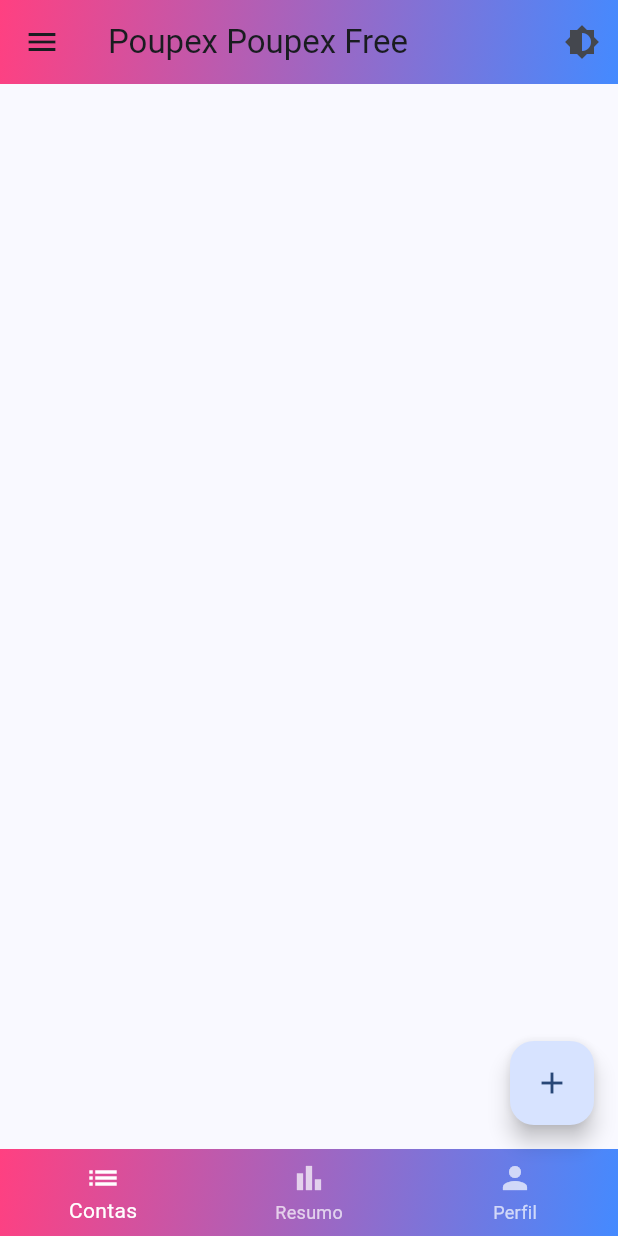
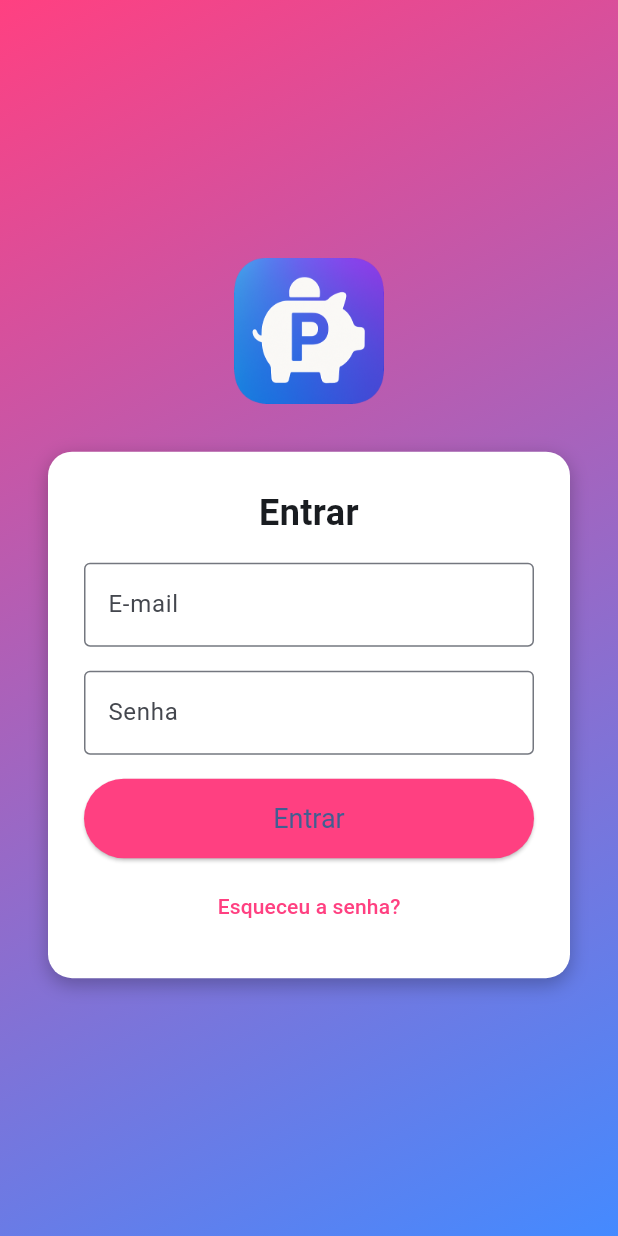
Before and after one commit to ErikMazzuco/projeto-final-coimbra, a Flutter app: the screen it shows after launch, on a phone screen of 412 x 824 dp. Run offline on Flutter 3.47's test engine with Material 3 defaults, Android fonts, the light colour scheme and no system bars.

Commit message:
Login Page and QUIT BUTTON

```diff
--- a/lib/app.dart
+++ b/lib/app.dart
@@ -1,11 +1,11 @@
 import 'package:flutter/material.dart';
 import 'models/flavor_config.dart';
 import 'pages/home_page.dart';
+import 'pages/login_page.dart';
 
 class PoupexApp extends StatefulWidget {
   final FlavorConfig flavorConfig;
   const PoupexApp({super.key, required this.flavorConfig});
-
 
   @override
   State<PoupexApp> createState() => _PoupexAppState();
@@ -13,6 +13,19 @@
 
 class _PoupexAppState extends State<PoupexApp> {
   bool _isDarkMode = false;
+  bool _isLoggedIn = false;
+
+  void _toggleTheme() {
+    setState(() {
+      _isDarkMode = !_isDarkMode;
+    });
+  }
+
+  void _login() {
+    setState(() {
+      _isLoggedIn = true;
+    });
+  }
 
   @override
   Widget build(BuildContext context) {
@@ -32,13 +45,17 @@
           brightness: Brightness.dark,
         ),
       ),
-      home: MyHomePage(
-        onToggleTheme: () {
+      home: _isLoggedIn
+    ? MyHomePage(
+        onToggleTheme: _toggleTheme,
+        onLogout: () {
           setState(() {
-            _isDarkMode = !_isDarkMode;
+            _isLoggedIn = false;
           });
-        }, flavorConfig: FlavorConfig(),
-      ),
+        },
+        flavorConfig: widget.flavorConfig,
+      )
+    : LoginPage(onLogin: _login),
     );
   }
 }
--- a/lib/pages/home_page.dart
+++ b/lib/pages/home_page.dart
@@ -4,8 +4,9 @@
 class MyHomePage extends StatefulWidget {
   final VoidCallback onToggleTheme;
   final FlavorConfig flavorConfig;
+  final VoidCallback onLogout;
 
-  const MyHomePage({super.key, required this.onToggleTheme, required this.flavorConfig});
+  const MyHomePage({super.key, required this.onToggleTheme, required this.onLogout, required this.flavorConfig});
 
   @override
   State<MyHomePage> createState() => _MyHomePageState(flavorConfig: flavorConfig);
@@ -103,22 +104,30 @@
     decoration: BoxDecoration(gradient: _gradient),
     child: Column(
       children: [
-        const UserAccountsDrawerHeader(
-          decoration: BoxDecoration(color: Colors.transparent),
-          currentAccountPicture: CircleAvatar(
-            backgroundImage: NetworkImage('https://avatars.githubusercontent.com/u/98659687?v=4'),
+        // Perfil com botão de sair embutido
+        UserAccountsDrawerHeader(
+          decoration: const BoxDecoration(color: Colors.transparent),
+          currentAccountPicture: const CircleAvatar(
+            backgroundImage: AssetImage('assets/icon/icon.png'),
           ),
-          accountName: Text(
+          accountName: const Text(
             'Erik Mazzuco',
             style: TextStyle(fontSize: 18, fontWeight: FontWeight.bold),
           ),
-          accountEmail: Text(
+          accountEmail: const Text(
             'erik.mazzuco@email.com',
             style: TextStyle(fontSize: 14),
           ),
+          otherAccountsPictures: [
+            IconButton(
+              icon: const Icon(Icons.logout, color: Colors.white),
+              tooltip: 'Sair',
+              onPressed: widget.onLogout,
+            ),
+          ],
         ),
 
-        // Menu principal
+        // Menu
         const ListTile(
           leading: Icon(Icons.home, color: Colors.white),
           title: Text('Início', style: TextStyle(color: Colors.white)),
@@ -132,28 +141,18 @@
           title: Text('Configurações', style: TextStyle(color: Colors.white)),
         ),
 
-        const Spacer(), // empurra o restante para baixo
+        const Spacer(),
 
         const Divider(color: Colors.white54),
-
         Padding(
           padding: const EdgeInsets.all(16.0),
           child: Column(
-            children: [
-              Text(
-                'Poupex App',
-                style: TextStyle(color: Colors.white, fontWeight: FontWeight.bold),
-              ),
+            children: const [
+              Text('Poupex App', style: TextStyle(color: Colors.white, fontWeight: FontWeight.bold)),
               SizedBox(height: 4),
-              Text(
-                'Versão 1.0.0',
-                style: TextStyle(color: Colors.white70, fontSize: 12),
-              ),
+              Text('Versão 1.0.0', style: TextStyle(color: Colors.white70, fontSize: 12)),
               SizedBox(height: 4),
-              Text(
-                '© 2025 Poupex',
-                style: TextStyle(color: Colors.white70, fontSize: 12),
-              ),
+              Text('© 2025 Poupex', style: TextStyle(color: Colors.white70, fontSize: 12)),
             ],
           ),
         ),
@@ -161,6 +160,7 @@
     ),
   ),
 ),
+
 
 
       body: _buildBody(),
--- /dev/null
+++ b/lib/pages/login_page.dart
@@ -0,0 +1,108 @@
+import 'package:flutter/material.dart';
+
+class LoginPage extends StatefulWidget {
+  final VoidCallback onLogin;
+
+  const LoginPage({super.key, required this.onLogin});
+
+  @override
+  State<LoginPage> createState() => _LoginPageState();
+}
+
+class _LoginPageState extends State<LoginPage> {
+  final _emailController = TextEditingController();
+  final _passwordController = TextEditingController();
+
+  LinearGradient get _gradient => const LinearGradient(
+        colors: [Colors.pinkAccent, Colors.blueAccent],
+        begin: Alignment.topLeft,
+        end: Alignment.bottomRight,
+      );
+
+  @override
+  Widget build(BuildContext context) {
+    return Scaffold(
+      body: Container(
+        decoration: BoxDecoration(gradient: _gradient),
+        child: Center(
+          child: SingleChildScrollView(
+            padding: const EdgeInsets.all(32),
+            child: Column(
+              mainAxisAlignment: MainAxisAlignment.center,
+              children: [
+                Image.asset(
+                  'assets/icon/icon.png',
+                  width: 100,
+                ),
+                const SizedBox(height: 32),
+                Container(
+                  padding: const EdgeInsets.all(24),
+                  decoration: BoxDecoration(
+                    color: Colors.white,
+                    borderRadius: BorderRadius.circular(16),
+                    boxShadow: [
+                      BoxShadow(
+                        color: Colors.black26,
+                        blurRadius: 10,
+                        offset: Offset(0, 4),
+                      ),
+                    ],
+                  ),
+                  child: Column(
+                    crossAxisAlignment: CrossAxisAlignment.stretch,
+                    children: [
+                      const Text(
+                        'Entrar',
+                        style: TextStyle(
+                          fontSize: 24,
+                          fontWeight: FontWeight.bold,
+                        ),
+                        textAlign: TextAlign.center,
+                      ),
+                      const SizedBox(height: 16),
+                      TextField(
+                        controller: _emailController,
+                        keyboardType: TextInputType.emailAddress,
+                        decoration: const InputDecoration(
+                          labelText: 'E-mail',
+                          border: OutlineInputBorder(),
+                        ),
+                      ),
+                      const SizedBox(height: 16),
+                      TextField(
+                        controller: _passwordController,
+                        obscureText: true,
+                        decoration: const InputDecoration(
+                          labelText: 'Senha',
+                          border: OutlineInputBorder(),
+                        ),
+                      ),
+                      const SizedBox(height: 16),
+                      ElevatedButton(
+                        onPressed: widget.onLogin,
+                        style: ElevatedButton.styleFrom(
+                          backgroundColor: Colors.pinkAccent,
+                          padding: const EdgeInsets.symmetric(vertical: 16),
+                          textStyle: const TextStyle(fontSize: 18),
+                        ),
+                        child: const Text('Entrar'),
+                      ),
+                      const SizedBox(height: 8),
+                      TextButton(
+                        onPressed: () {},
+                        child: const Text(
+                          'Esqueceu a senha?',
+                          style: TextStyle(color: Colors.pinkAccent),
+                        ),
+                      ),
+                    ],
+                  ),
+                ),
+              ],
+            ),
+          ),
+        ),
+      ),
+    );
+  }
+}
--- a/pubspec.yaml
+++ b/pubspec.yaml
@@ -21,6 +21,10 @@
 
 flutter:
   uses-material-design: true
+  assets:
+    - assets/icon/
+    #- assets/images/
+    #- assets/fonts/
 
 flutter_icons:
   android: true
```
Also changed, not shown: assets/icon/icon.png.
